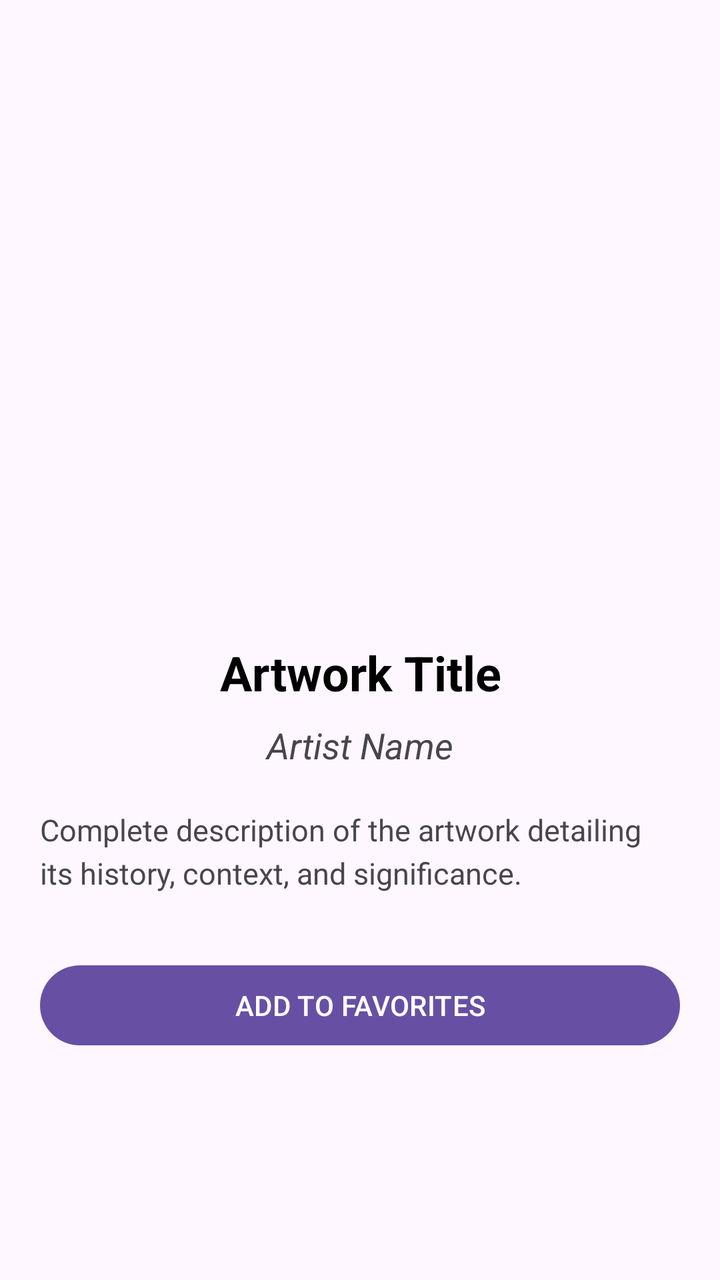
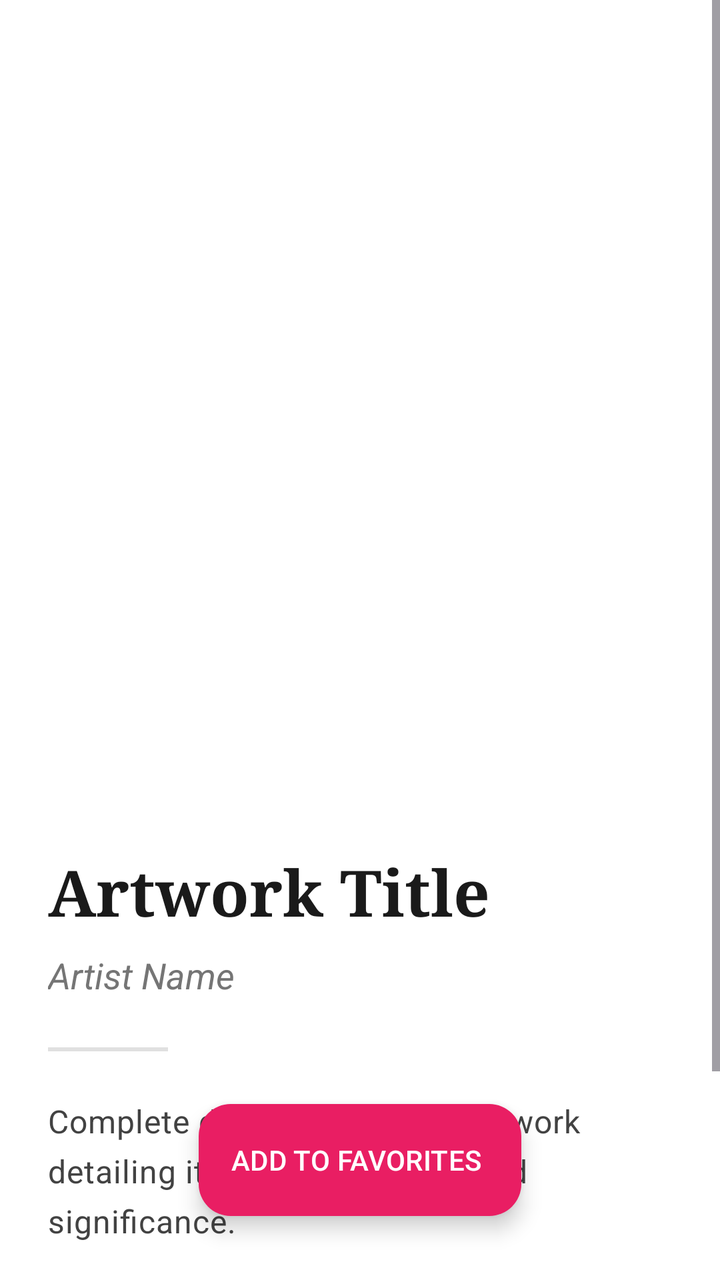

Compare the two renders of this Android layout. The source of the first and the diff that turns it into the second are given below.
<!-- AndroidManifest.xml: application theme Theme.ArtGallery -->
<!-- res/layout/activity_artwork.xml -->
<?xml version="1.0" encoding="utf-8"?>
<ScrollView xmlns:android="http://schemas.android.com/apk/res/android"
    xmlns:tools="http://schemas.android.com/tools"
    android:layout_width="match_parent"
    android:layout_height="match_parent"
    android:padding="20dp"
    android:fillViewport="true"
    tools:context=".ArtworkActivity">

    <LinearLayout
        android:layout_width="match_parent"
        android:layout_height="wrap_content"
        android:orientation="vertical"
        android:gravity="center_horizontal">

        <ImageView
            android:id="@+id/ivLargeArtwork"
            android:layout_width="match_parent"
            android:layout_height="280dp"
            android:scaleType="centerCrop"
            android:layout_marginBottom="20dp"
            android:contentDescription="Large Artwork Image" />

        <TextView
            android:id="@+id/tvArtworkTitle"
            android:layout_width="match_parent"
            android:layout_height="wrap_content"
            android:text="Artwork Title"
            android:textSize="24sp"
            android:textStyle="bold"
            android:textColor="@android:color/black"
            android:gravity="center"
            android:layout_marginBottom="8dp" />

        <TextView
            android:id="@+id/tvArtistName"
            android:layout_width="match_parent"
            android:layout_height="wrap_content"
            android:text="Artist Name"
            android:textSize="18sp"
            android:textStyle="italic"
            android:gravity="center"
            android:layout_marginBottom="20dp" />

        <TextView
            android:id="@+id/tvCompleteDescription"
            android:layout_width="match_parent"
            android:layout_height="wrap_content"
            android:text="Complete description of the artwork detailing its history, context, and significance."
            android:textSize="15sp"
            android:lineSpacingExtra="4dp"
            android:layout_marginBottom="32dp" />

        <Button
            android:id="@+id/btnAddToFavorites"
            android:layout_width="match_parent"
            android:layout_height="wrap_content"
            android:text="ADD TO FAVORITES" />

    </LinearLayout>
</ScrollView>
<!-- resources referenced by this layout -->
<resources>
  <style name="Theme.ArtGallery" parent="Base.Theme.ArtGallery" />
  <style name="Base.Theme.ArtGallery" parent="Theme.Material3.DayNight.NoActionBar">
          
          
      </style>
</resources>

<!-- the commit's change to res/layout/activity_artwork.xml (unified diff, before → after) -->
@@ -1,61 +1,88 @@
 <?xml version="1.0" encoding="utf-8"?>
-<ScrollView xmlns:android="http://schemas.android.com/apk/res/android"
+<androidx.coordinatorlayout.widget.CoordinatorLayout xmlns:android="http://schemas.android.com/apk/res/android"
+    xmlns:app="http://schemas.android.com/apk/res-auto"
     xmlns:tools="http://schemas.android.com/tools"
     android:layout_width="match_parent"
     android:layout_height="match_parent"
-    android:padding="20dp"
-    android:fillViewport="true"
+    android:background="@android:color/white"
     tools:context=".ArtworkActivity">
 
-    <LinearLayout
+    <ScrollView
         android:layout_width="match_parent"
-        android:layout_height="wrap_content"
-        android:orientation="vertical"
-        android:gravity="center_horizontal">
+        android:layout_height="match_parent"
+        android:fillViewport="true"
+        android:clipToPadding="false"
+        android:paddingBottom="100dp">
 
-        <ImageView
-            android:id="@+id/ivLargeArtwork"
-            android:layout_width="match_parent"
-            android:layout_height="280dp"
-            android:scaleType="centerCrop"
-            android:layout_marginBottom="20dp"
-            android:contentDescription="Large Artwork Image" />
-
-        <TextView
-            android:id="@+id/tvArtworkTitle"
+        <LinearLayout
             android:layout_width="match_parent"
             android:layout_height="wrap_content"
-            android:text="Artwork Title"
-            android:textSize="24sp"
-            android:textStyle="bold"
-            android:textColor="@android:color/black"
-            android:gravity="center"
-            android:layout_marginBottom="8dp" />
+            android:orientation="vertical">
 
-        <TextView
-            android:id="@+id/tvArtistName"
-            android:layout_width="match_parent"
-            android:layout_height="wrap_content"
-            android:text="Artist Name"
-            android:textSize="18sp"
-            android:textStyle="italic"
-            android:gravity="center"
-            android:layout_marginBottom="20dp" />
+            <ImageView
+                android:id="@+id/ivLargeArtwork"
+                android:layout_width="match_parent"
+                android:layout_height="400dp"
+                android:scaleType="centerCrop"
+                android:contentDescription="Large Artwork Image"
+                app:layout_collapseMode="parallax" />
 
-        <TextView
-            android:id="@+id/tvCompleteDescription"
-            android:layout_width="match_parent"
-            android:layout_height="wrap_content"
-            android:text="Complete description of the artwork detailing its history, context, and significance."
-            android:textSize="15sp"
-            android:lineSpacingExtra="4dp"
-            android:layout_marginBottom="32dp" />
+            <LinearLayout
+                android:layout_width="match_parent"
+                android:layout_height="wrap_content"
+                android:orientation="vertical"
+                android:padding="24dp">
 
-        <Button
-            android:id="@+id/btnAddToFavorites"
-            android:layout_width="match_parent"
-            android:layout_height="wrap_content"
-            android:text="ADD TO FAVORITES" />
+                <TextView
+                    android:id="@+id/tvArtworkTitle"
+                    android:layout_width="match_parent"
+                    android:layout_height="wrap_content"
+                    android:text="Artwork Title"
+                    android:textSize="32sp"
+                    android:textStyle="bold"
+                    android:textColor="#1A1A1A"
+                    android:fontFamily="serif"
+                    android:layout_marginBottom="8dp" />
 
-    </LinearLayout>
-</ScrollView>
+                <TextView
+                    android:id="@+id/tvArtistName"
+                    android:layout_width="match_parent"
+                    android:layout_height="wrap_content"
+                    android:text="Artist Name"
+                    android:textSize="18sp"
+                    android:textStyle="italic"
+                    android:textColor="#757575"
+                    android:layout_marginBottom="24dp" />
+
+                <View
+                    android:layout_width="60dp"
+                    android:layout_height="2dp"
+                    android:background="#E0E0E0"
+                    android:layout_marginBottom="24dp" />
+
+                <TextView
+                    android:id="@+id/tvCompleteDescription"
+                    android:layout_width="match_parent"
+                    android:layout_height="wrap_content"
+                    android:text="Complete description of the artwork detailing its history, context, and significance."
+                    android:textSize="16sp"
+                    android:textColor="#424242"
+                    android:lineSpacingExtra="6dp"
+                    android:letterSpacing="0.02" />
+
+            </LinearLayout>
+        </LinearLayout>
+    </ScrollView>
+
+    <com.google.android.material.floatingactionbutton.ExtendedFloatingActionButton
+        android:id="@+id/btnAddToFavorites"
+        android:layout_width="wrap_content"
+        android:layout_height="wrap_content"
+        android:layout_gravity="bottom|center_horizontal"
+        android:layout_marginBottom="32dp"
+        android:text="ADD TO FAVORITES"
+        android:textColor="@android:color/white"
+        app:backgroundTint="#E91E63"
+        app:iconTint="@android:color/white" />
+
+</androidx.coordinatorlayout.widget.CoordinatorLayout>
